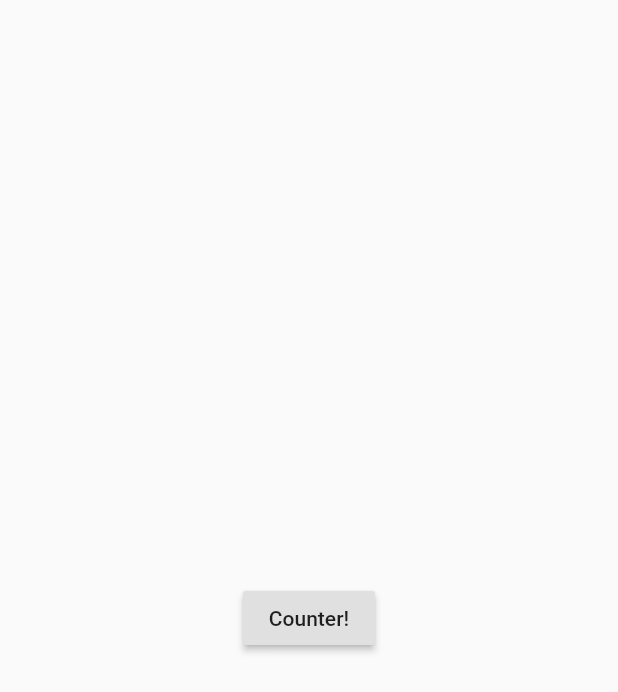
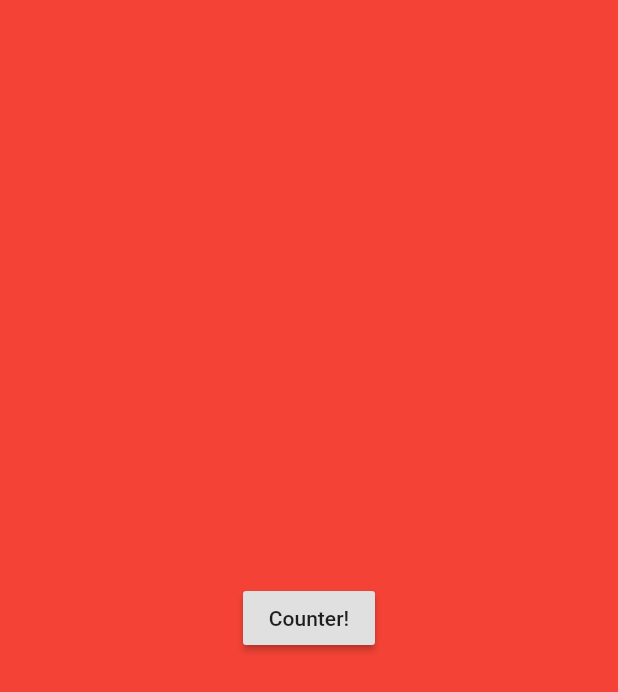
Before and after one commit to lancerkiller/flutter_inherit_widget, a Flutter app: the CounterPage screen opened directly, on a phone screen of 412 x 824 dp. Shown: the top 692 px of the screen. Run offline on Flutter 3.47's test engine with Material 2 defaults, Android fonts, the phone set to English and light mode, and no system bars.

Commit message:
latest commit added core color

```diff
--- /dev/null
+++ b/lib/Classes/core_state.dart
@@ -0,0 +1,20 @@
+import 'package:flutter/material.dart';
+
+class CoreState {
+  final int? counter;
+  final Color? bgColor;
+
+  const CoreState({this.counter, this.bgColor});
+
+  @override
+  bool operator ==(Object other) =>
+      identical(this, other) ||
+      other is CoreState &&
+          runtimeType == other.runtimeType &&
+          counter == other.counter &&
+          bgColor == other.bgColor;
+
+  @override
+  // TODO: implement hashCode
+  int get hashCode => counter.hashCode ^ bgColor.hashCode;
+}
--- /dev/null
+++ b/lib/Classes/state_widget_color.dart
@@ -0,0 +1,59 @@
+import 'package:flutter/material.dart';
+import 'package:flutterinherit/Classes/core_state.dart';
+//statefull widget to update the counter
+
+class stateWidget extends StatefulWidget {
+  final Widget child;
+
+  const stateWidget({Key? key, required this.child}) : super(key: key);
+
+  @override
+  State<stateWidget> createState() => _stateWidgetState();
+}
+
+class _stateWidgetState extends State<stateWidget> {
+  //because counter at staless cannot change and we make it final and now the counter here can update
+  //because it is stafull
+  int counter = 0;
+  Color color = Colors.red;
+  CoreState state = CoreState();
+
+  void incrementCounter() {
+    setState(() {
+      counter++;
+    });
+  }
+
+  void changeColor(Color color){
+    setState(() {
+      this.color = color;
+    });
+  }
+
+  @override
+  Widget build(BuildContext context) => StateInheritWidget2(
+      child: widget.child,stateWidget: this, state: state,);
+//this allow the Statewidget to access the StateInherit
+}
+
+class StateInheritWidget2 extends InheritedWidget {
+  CoreState state = CoreState();
+  final _stateWidgetState stateWidget;
+
+  StateInheritWidget2({
+    Key? key,
+    required child,
+    required this.state,
+    required this.stateWidget,
+
+  }) : super(key: key, child: child);
+
+
+  static _stateWidgetState? of(BuildContext context) => context
+      .dependOnInheritedWidgetOfExactType<StateInheritWidget2>()
+      ?.stateWidget;
+
+  @override
+  bool updateShouldNotify(StateInheritWidget2 oldWidget) =>
+      oldWidget.state != state;
+}
--- a/lib/state_widget.dart
+++ b/lib/state_widget.dart
@@ -1,7 +1,6 @@
 import 'package:flutter/material.dart';
 
 import 'Data.dart';
-
 
 //statefull widget to update the counter
 
@@ -18,6 +17,7 @@ class _stateWidgetState extends State<stateWidget> {
   //because counter at staless cannot change and we make it final and now the counter here can update
   //because it is stafull
   int counter = 0;
+  Color color = Colors.red;
 
   void incrementCounter() {
     setState(() {
@@ -25,18 +25,27 @@ class _stateWidgetState extends State<stateWidget> {
     });
   }
 
+  void changeColor(Color color){
+    setState(() {
+      this.color = color;
+    });
+  }
+
   @override
   Widget build(BuildContext context) => StateInheritWidget(
-      child: widget.child, counter: counter, stateWidget: this);
+      child: widget.child, counter: counter, color: color, stateWidget: this);
 //this allow the Statewidget to access the StateInherit
 }
 
 class StateInheritWidget extends InheritedWidget {
   final int? counter;
+  final Color? color;
+
   //final String? name;
   //final Data data;
 
   final _stateWidgetState stateWidget;
+
 /*
 //for statefull which require statefull widget
   StateInheritWidget(
@@ -52,6 +61,7 @@ class StateInheritWidget extends InheritedWidget {
     Key? key,
     required child,
     required this.counter,
+    required this.color,
     required this.stateWidget,
     //required this.name,
     //required this.data,
@@ -67,15 +77,13 @@ class StateInheritWidget extends InheritedWidget {
 
    */
 
-  static _stateWidgetState? of(BuildContext context) =>
-      context.dependOnInheritedWidgetOfExactType<StateInheritWidget>()?.stateWidget;
-
-
-
+  static _stateWidgetState? of(BuildContext context) => context
+      .dependOnInheritedWidgetOfExactType<StateInheritWidget>()
+      ?.stateWidget;
 
   @override
   bool updateShouldNotify(StateInheritWidget oldWidget) =>
-      oldWidget.counter != counter;
+      oldWidget.color != color;
 }
 
 /*
```
Also changed, not shown: lib/Data_Second_Screen/color_page.dart (added, +51 -0 lines), lib/main.dart (+36 -19 lines).
